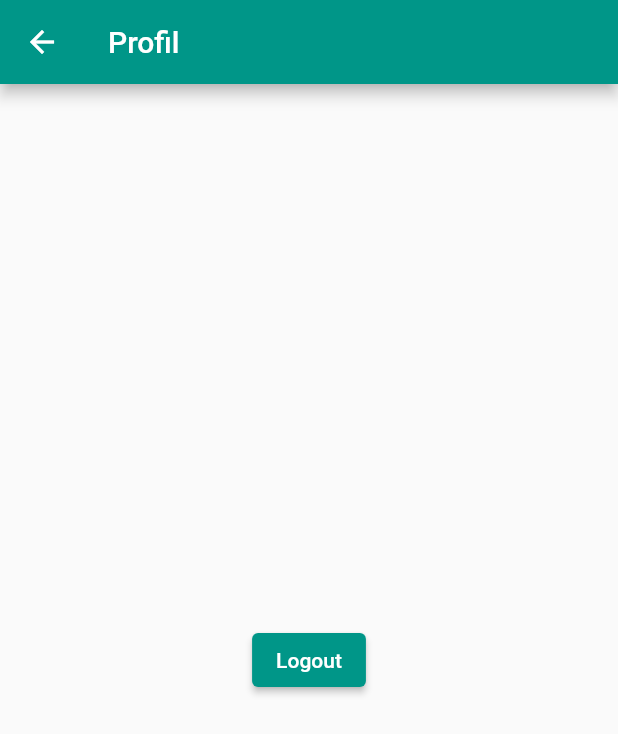
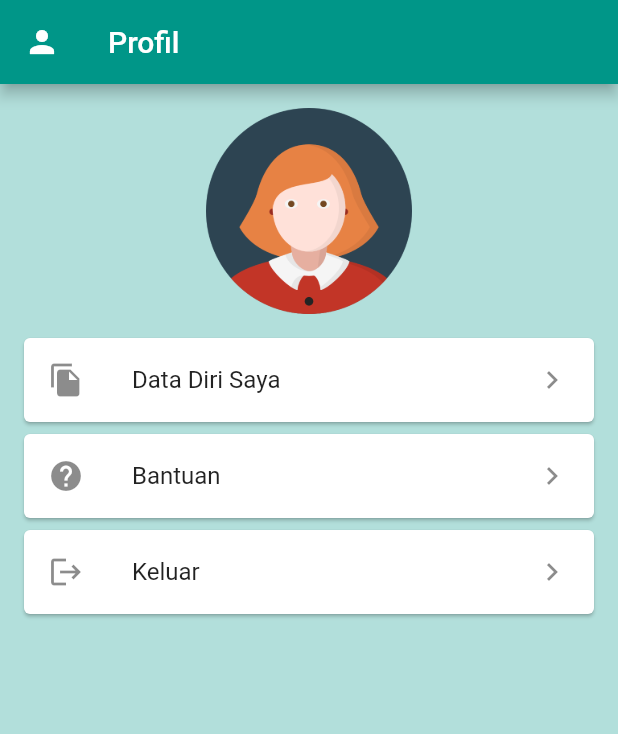
Before and after one commit to KoTA107-18/Mobile-Antrean-Babatan, a Flutter app: the Profil screen opened directly, on a phone screen of 412 x 824 dp. Shown: the top 734 px of the screen. Run offline on Flutter 3.47's test engine with Material 2 defaults, Android fonts, the light colour scheme and no system bars; missing offline and left inert: flutter_ticket_widget, flutter_verification_code.

Commit message:
Login, Profil, Riwayat, Ticket

```diff
--- a/lib/screen/profilScreen.dart
+++ b/lib/screen/profilScreen.dart
@@ -1,5 +1,6 @@
 import 'package:flutter/material.dart';
 import 'package:mobile_antrean_babatan/screen/loginScreen.dart';
+import 'package:mobile_antrean_babatan/utils/color.dart';
 
 class Profil extends StatefulWidget {
   @override
@@ -10,21 +11,101 @@ class _ProfilState extends State<Profil> {
   @override
   Widget build(BuildContext context) {
     return Scaffold(
+      backgroundColor: ColorTheme.greenLight,
       appBar: AppBar(
+        leading: Icon(Icons.person),
         title: Text("Profil"),
       ),
-      body: Center(
-        child: ElevatedButton(
-          child: Text(
-            'Logout',
-            style: TextStyle(color: Colors.white),
+      body: Column(
+        children: [
+          Container(
+            padding: EdgeInsets.all(16.0),
+            child: Image(
+              height: MediaQuery.of(context).size.width / 3,
+              image: AssetImage('asset/Avatar.png'),
+            ),
           ),
-          onPressed: () {
-            Navigator.pushReplacement(
-                context, MaterialPageRoute(builder: (context) => Login()));
-          },
-        ),
+          Card(
+            margin: EdgeInsets.only(left: 16.0, right: 16.0),
+            child: InkWell(
+              onTap: () {},
+              child: ListTile(
+                leading: Icon(Icons.file_copy),
+                title: Text(
+                  'Data Diri Saya',
+                ),
+                trailing: Icon(Icons.navigate_next),
+              ),
+            ),
+          ),
+          Card(
+            margin: EdgeInsets.only(left: 16.0, right: 16.0, top: 8.0),
+            child: InkWell(
+              onTap: () {},
+              child: ListTile(
+                leading: Icon(Icons.help),
+                title: Text(
+                  'Bantuan',
+                ),
+                trailing: Icon(Icons.navigate_next),
+              ),
+            ),
+          ),
+          Card(
+            margin: EdgeInsets.only(left: 16.0, right: 16.0, top: 8.0),
+            child: InkWell(
+              onTap: () {
+                _showMaterialDialog();
+              },
+              child: ListTile(
+                leading: Icon(Icons.logout),
+                title: Text(
+                  'Keluar',
+                ),
+                trailing: Icon(Icons.navigate_next),
+              ),
+            ),
+          ),
+        ],
       ),
     );
   }
+
+  _showMaterialDialog() {
+    showDialog(
+        context: context,
+        builder: (_) => AlertDialog(
+              title: Text("Keluar"),
+              content: Text("Anda yakin keluar dari aplikasi?"),
+              actions: <Widget>[
+                ElevatedButton(
+                  style: ElevatedButton.styleFrom(
+                    primary: ColorTheme.greenDark, // background
+                    onPrimary: Colors.white, // foreground
+                  ),
+                  child: Text(
+                    'Ya',
+                    style: TextStyle(color: Colors.white),
+                  ),
+                  onPressed: () {
+                    Navigator.pushReplacement(context,
+                        MaterialPageRoute(builder: (context) => Login()));
+                  },
+                ),
+                ElevatedButton(
+                  style: ElevatedButton.styleFrom(
+                    primary: Colors.grey, // background
+                    onPrimary: Colors.white, // foreground
+                  ),
+                  child: Text(
+                    'Tidak',
+                    style: TextStyle(color: Colors.white),
+                  ),
+                  onPressed: () {
+                    Navigator.pop(context);
+                  },
+                ),
+              ],
+            ));
+  }
 }
--- a/lib/screen/riwayatScreen.dart
+++ b/lib/screen/riwayatScreen.dart
@@ -1,4 +1,5 @@
 import 'package:flutter/material.dart';
+import 'package:mobile_antrean_babatan/utils/color.dart';
 
 class Riwayat extends StatefulWidget {
   @override
@@ -9,7 +10,9 @@ class _RiwayatState extends State<Riwayat> {
   @override
   Widget build(BuildContext context) {
     return Scaffold(
+      backgroundColor: ColorTheme.greenLight,
       appBar: AppBar(
+        leading: Icon(Icons.history),
         title: Text("Riwayat Antrean"),
       ),
       body: Center(
--- a/lib/utils/color.dart
+++ b/lib/utils/color.dart
@@ -2,4 +2,5 @@ import 'package:flutter/material.dart';
 
 class ColorTheme {
   static final greenDark = Colors.teal[800];
+  static final greenLight = Colors.teal[100];
 }
--- a/pubspec.yaml
+++ b/pubspec.yaml
@@ -49,6 +49,7 @@ flutter:
   # To add assets to your application, add an assets section, like this:
   assets:
      - asset/LogoPuskesmas.png
+     - asset/Avatar.png
   #   - images/a_dot_ham.jpeg
 
   # An image asset can refer to one or more resolution-specific "variants", see
```
Also changed, not shown: lib/screen/antreScreen.dart (+58 -4 lines), lib/screen/loginScreen.dart (+0 -39 lines), lib/screen/ticketScreen.dart (+9 -5 lines), asset/Avatar.png (added).
